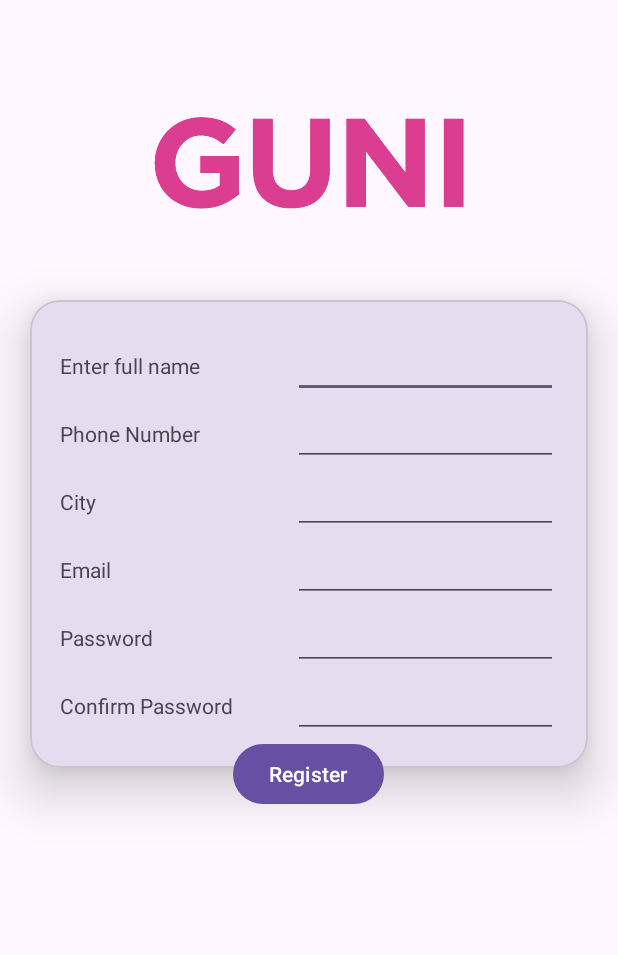
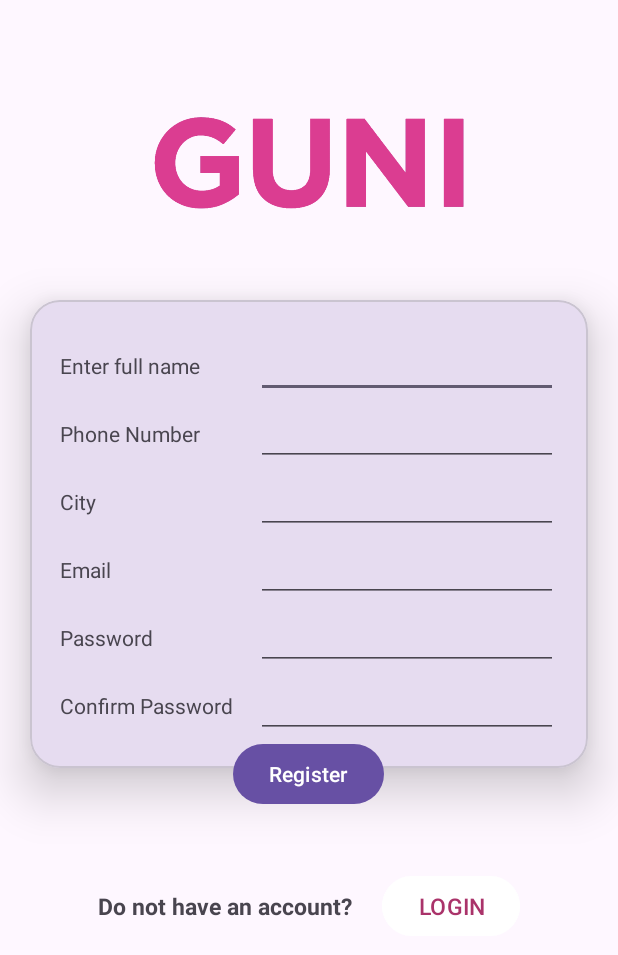
Before and after one commit to rathodyuvraj2/MAD_Practical-4_21012011129, an Android app: the RegisterActivity screen opened directly, with no data from a screen before it, on a phone screen of 412 x 824 dp. Shown: the top 955 px of the screen. Run offline under Robolectric (Android 15) with nearby library versions, the phone set to English and light mode, and no system bars.

Commit message:
Practical-4 created

```diff
--- a/app/src/main/java/com/rathodyuvraj/mad_practical_4_21012011129/MainActivity.kt
+++ b/app/src/main/java/com/rathodyuvraj/mad_practical_4_21012011129/MainActivity.kt
@@ -9,6 +9,7 @@ class MainActivity : AppCompatActivity() {
     override fun onCreate(savedInstanceState: Bundle?) {
         super.onCreate(savedInstanceState)
         setContentView(R.layout.activity_main)
+
         val Login: Button = findViewById(R.id.Login)
 
         Login.setOnClickListener {
--- a/app/src/main/java/com/rathodyuvraj/mad_practical_4_21012011129/RegisterActivity.kt
+++ b/app/src/main/java/com/rathodyuvraj/mad_practical_4_21012011129/RegisterActivity.kt
@@ -1,11 +1,20 @@
 package com.rathodyuvraj.mad_practical_4_21012011129
 
+import android.content.Intent
 import androidx.appcompat.app.AppCompatActivity
 import android.os.Bundle
+import android.widget.Button
 
 class RegisterActivity : AppCompatActivity() {
     override fun onCreate(savedInstanceState: Bundle?) {
         super.onCreate(savedInstanceState)
         setContentView(R.layout.activity_register)
+
+        val Login: Button = findViewById(R.id.button)
+
+        Login.setOnClickListener {
+            Intent(this@RegisterActivity, LoginActivity::class.java).also { startActivity(it) }
+        }
+
     }
 }
--- a/app/src/main/res/layout/activity_register.xml
+++ b/app/src/main/res/layout/activity_register.xml
@@ -37,7 +37,8 @@
                     android:layout_weight="0.3"
                     android:text="Enter full name" />
                 <EditText
-                    android:layout_width="wrap_content"
+                    android:layout_width="70dp"
+                    android:inputType="text"
                     android:layout_weight="0.3"
                     android:layout_height="wrap_content"/>
             </LinearLayout>
@@ -53,8 +54,9 @@
                     android:layout_weight="0.3"
                     android:text="Phone Number" />
                 <EditText
-                    android:layout_width="wrap_content"
+                    android:layout_width="70dp"
                     android:layout_weight="0.3"
+                    android:inputType="number"
                     android:layout_height="wrap_content"/>
             </LinearLayout>
 
@@ -69,8 +71,9 @@
                     android:layout_weight="0.3"
                     android:text="City" />
                 <EditText
-                    android:layout_width="wrap_content"
+                    android:layout_width="70dp"
                     android:layout_weight="0.3"
+                    android:inputType="text"
                     android:layout_height="wrap_content"/>
             </LinearLayout> <LinearLayout
             android:layout_width="match_parent"
@@ -83,7 +86,7 @@
                 android:layout_weight="0.3"
                 android:text="Email" />
             <EditText
-                android:layout_width="wrap_content"
+                android:layout_width="70dp"
                 android:layout_weight="0.3"
                 android:inputType="textEmailAddress"
                 android:layout_height="wrap_content"/>
@@ -99,7 +102,7 @@
                 android:layout_weight="0.3"
                 android:text="Password" />
             <EditText
-                android:layout_width="wrap_content"
+                android:layout_width="70dp"
                 android:layout_weight="0.3"
                 android:inputType="textPassword"
                 android:layout_height="wrap_content"/>
@@ -116,7 +119,7 @@
                 android:layout_weight="0.3"
                 android:text="Confirm Password" />
             <EditText
-                android:layout_width="wrap_content"
+                android:layout_width="70dp"
                 android:layout_weight="0.3"
                 android:inputType="textPassword"
                 android:layout_height="wrap_content"/>
@@ -137,4 +140,30 @@
         android:layout_height="wrap_content"
         android:text="Register"/>
 </LinearLayout>
+
+    <LinearLayout
+        android:layout_width="wrap_content"
+        android:layout_height="wrap_content"
+        android:layout_gravity="center"
+        android:paddingTop="40dp"
+        android:orientation="horizontal">
+
+        <TextView
+            android:layout_width="match_parent"
+            android:layout_height="wrap_content"
+            android:text="Do not have an account?"
+            android:textStyle="bold"
+            android:textSize="15sp"/>
+
+        <Button
+            android:layout_width="wrap_content"
+            android:layout_height="wrap_content"
+            android:layout_marginLeft="20dp"
+            android:textSize="15sp"
+            android:text="LOGIN"
+            android:id="@+id/button"
+            android:textColor="	#AA336A"
+            android:backgroundTint="@color/white"/>
+
+    </LinearLayout>
 </LinearLayout>
```
